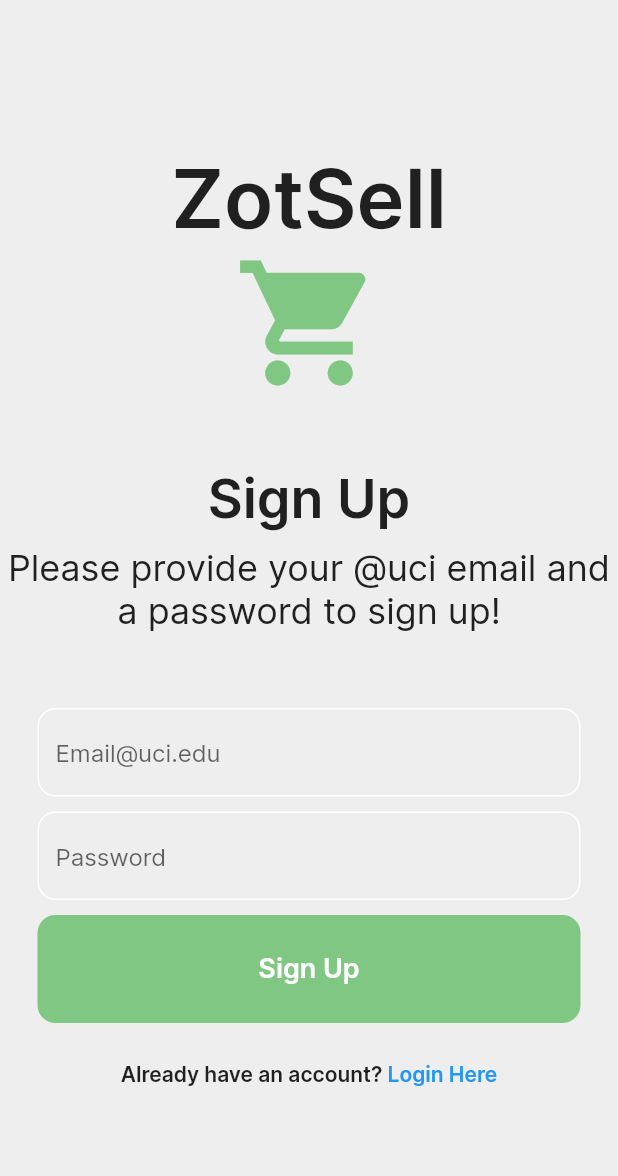
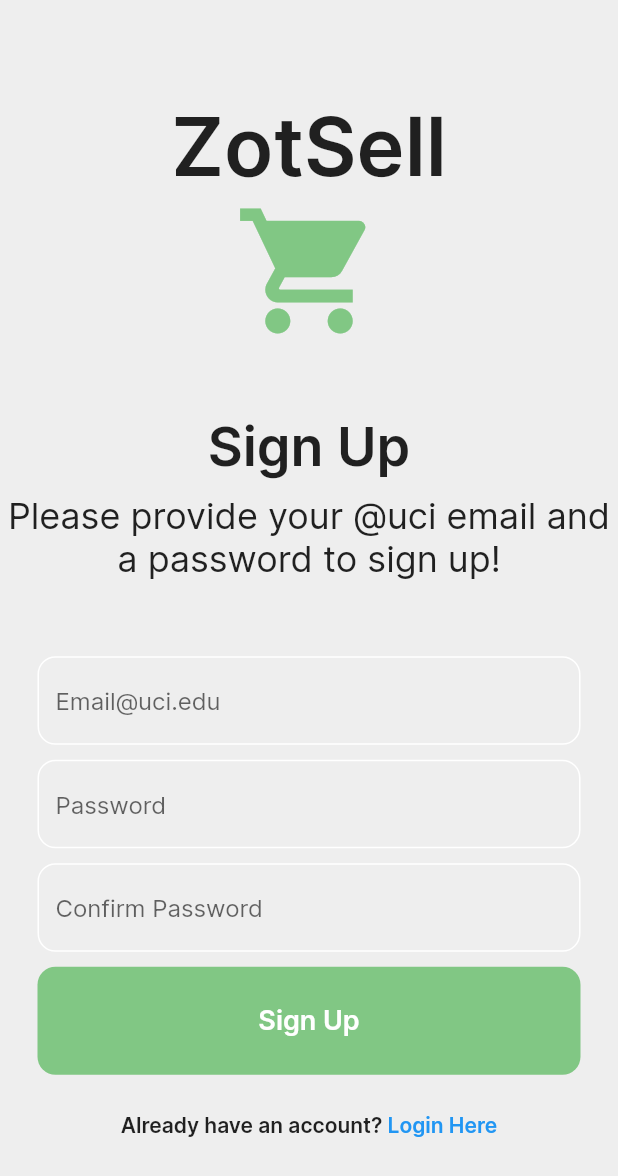
Before and after one commit to juliusya45/ZotSellApp, a Flutter app: the SignUpScreen screen opened directly with empty values, after a tap on "Sign Up", on a phone screen of 412 x 824 dp. Shown: the top 1176 px of the screen. Run offline on Flutter 3.47's test engine with Material 2 defaults, Android fonts, the phone set to English and light mode, and no system bars; our stand-ins replace cached_network_image, cloud_firestore, firebase_auth, firebase_core, flutter_spinkit; accounts and stored records are empty; network calls fail.

Commit message:
added pw confirmation

```diff
--- a/lib/screens/authenticate/signup_screen.dart
+++ b/lib/screens/authenticate/signup_screen.dart
@@ -13,6 +13,7 @@ class _SignUpScreenState extends State<SignUpScreen> {
   //text controllers
   final _emailController = TextEditingController();
   final _passwordController = TextEditingController();
+  final _confirmPasswordController = TextEditingController();
 
   //string to force users to use uci email
   final String _userPostfix = '@uci.edu';
@@ -27,10 +28,31 @@ class _SignUpScreenState extends State<SignUpScreen> {
 
   Future signUp() async
   {
-    await FirebaseAuth.instance.createUserWithEmailAndPassword(
+    if (passwordConfirmed())
+    {
+      await FirebaseAuth.instance.createUserWithEmailAndPassword(
       email: _emailController.text.trim(),
       password: _passwordController.text.trim()
       );
+    }
+    else
+    {
+      //here we can add/show a text widget above the email field of any errors
+      //implement with try/catch block above?
+      print('passwords do not match');
+    }
+  }
+
+  bool passwordConfirmed()
+  {
+    if(_passwordController.text.trim() == _confirmPasswordController.text.trim())
+    {
+      return true;
+    }
+    else
+    {
+      return false;
+    }
   }
 
   @override
@@ -131,6 +153,29 @@ class _SignUpScreenState extends State<SignUpScreen> {
                 ),
               SizedBox(height: 10),
 
+              //confirm password textfield
+              Padding(
+                padding: const EdgeInsets.symmetric(horizontal: 25),
+                child: TextField(
+                  controller: _confirmPasswordController,
+                  decoration: InputDecoration(
+                    enabledBorder: OutlineInputBorder(
+                      borderSide: BorderSide(color: Colors.white),
+                      borderRadius: BorderRadius.circular(12),
+                    ),
+                    focusedBorder: OutlineInputBorder(
+                      borderSide: BorderSide(color: Colors.green),
+                      borderRadius: BorderRadius.circular(12),
+                    ),
+                    hintText: 'Confirm Password',
+                    fillColor: Colors.grey[200],
+                    filled: true
+                  ),
+                  obscureText: true,
+                  ),
+                ),
+              SizedBox(height: 10),
+
               //sign in button
               Padding(
                 padding: const EdgeInsets.symmetric(horizontal: 25),
```
